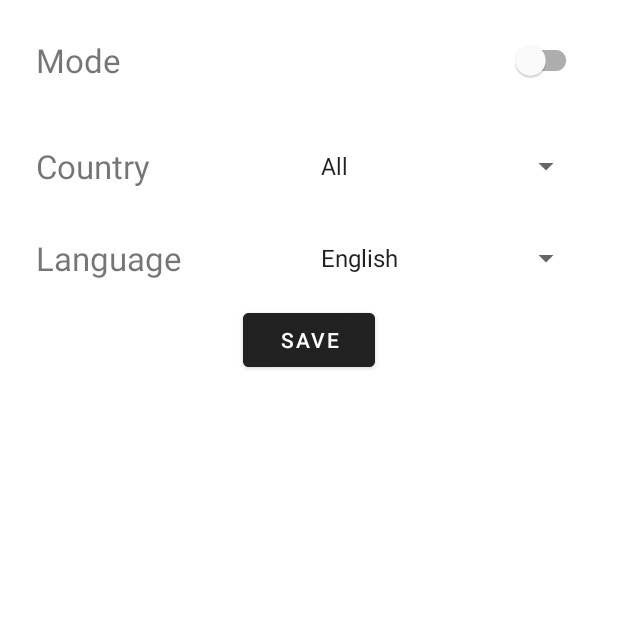
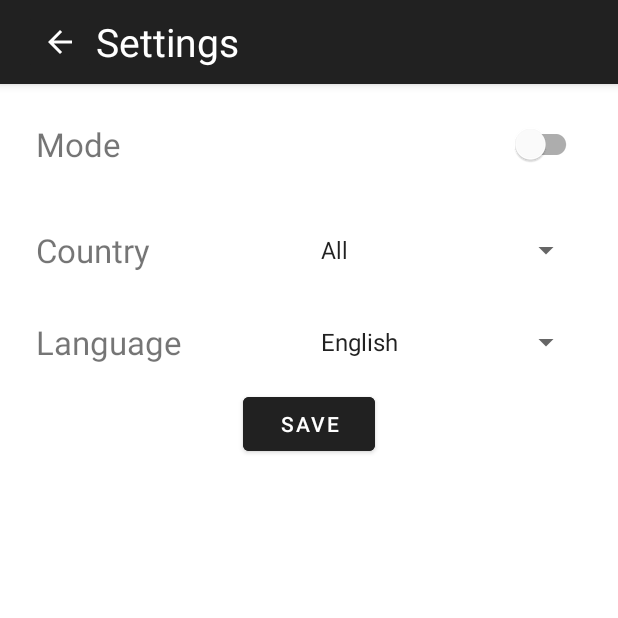
Before and after one commit to Saurabhsharma884/NewsApp, an Android app: the SettingActivity screen opened directly, with no data from a screen before it, after a tap on "SAVE", on a phone screen of 412 x 824 dp, the top half of it. Run offline under Robolectric (Android 15) with nearby library versions, the phone set to English and light mode, and no system bars; network calls fail; Roboto replaces fonts that are not available here.

Commit message:
Settings Activity

```diff
--- a/app/src/main/java/com/example/newsapp/SettingActivity.java
+++ b/app/src/main/java/com/example/newsapp/SettingActivity.java
@@ -5,6 +5,7 @@ import android.view.View;
 import android.widget.AdapterView;
 import android.widget.ArrayAdapter;
 import android.widget.Button;
+import android.widget.ImageButton;
 import android.widget.Spinner;
 
 import androidx.appcompat.app.AppCompatActivity;
@@ -29,6 +30,14 @@ public class SettingActivity extends AppCompatActivity {
 
         Button saveBtn = findViewById(R.id.save_btn);
         saveBtn.setOnClickListener(new View.OnClickListener() {
+            @Override
+            public void onClick(View v) {
+                NavUtils.navigateUpFromSameTask(SettingActivity.this);
+            }
+        });
+
+        ImageButton backBtn = findViewById(R.id.back_Btn);
+        backBtn.setOnClickListener(new View.OnClickListener() {
             @Override
             public void onClick(View v) {
                 NavUtils.navigateUpFromSameTask(SettingActivity.this);
--- /dev/null
+++ b/app/src/main/res/drawable/ic_baseline_arrow_back_24.xml
@@ -0,0 +1,11 @@
+<vector android:autoMirrored="true"
+    android:height="24dp"
+    android:tint="#FFFFFF"
+    android:viewportHeight="24"
+    android:viewportWidth="24"
+    android:width="24dp"
+    xmlns:android="http://schemas.android.com/apk/res/android">
+    <path
+        android:fillColor="@android:color/white"
+        android:pathData="M20,11H7.83l5.59,-5.59L12,4l-8,8 8,8 1.41,-1.41L7.83,13H20v-2z" />
+</vector>
--- a/app/src/main/res/layout/activity_setting.xml
+++ b/app/src/main/res/layout/activity_setting.xml
@@ -5,6 +5,34 @@
     android:layout_height="match_parent"
     android:orientation="vertical"
     tools:context=".SettingActivity">
+
+    <com.google.android.material.appbar.AppBarLayout
+        android:layout_width="match_parent"
+        android:layout_height="wrap_content"
+        android:gravity="center_horizontal">
+
+        <androidx.appcompat.widget.Toolbar
+            android:id="@+id/toolBar"
+            android:layout_width="match_parent"
+            android:layout_height="wrap_content"
+            android:background="@color/barColor">
+
+            <ImageButton
+                android:id="@+id/back_Btn"
+                android:layout_width="wrap_content"
+                android:layout_height="wrap_content"
+                android:backgroundTint="@color/barColor"
+                android:src="@drawable/ic_baseline_arrow_back_24" />
+
+            <TextView
+                android:layout_width="match_parent"
+                android:layout_height="match_parent"
+                android:text="@string/settings"
+                android:textColor="@color/white"
+                android:textSize="26sp" />
+        </androidx.appcompat.widget.Toolbar>
+
+    </com.google.android.material.appbar.AppBarLayout>
 
 
     <LinearLayout
```
